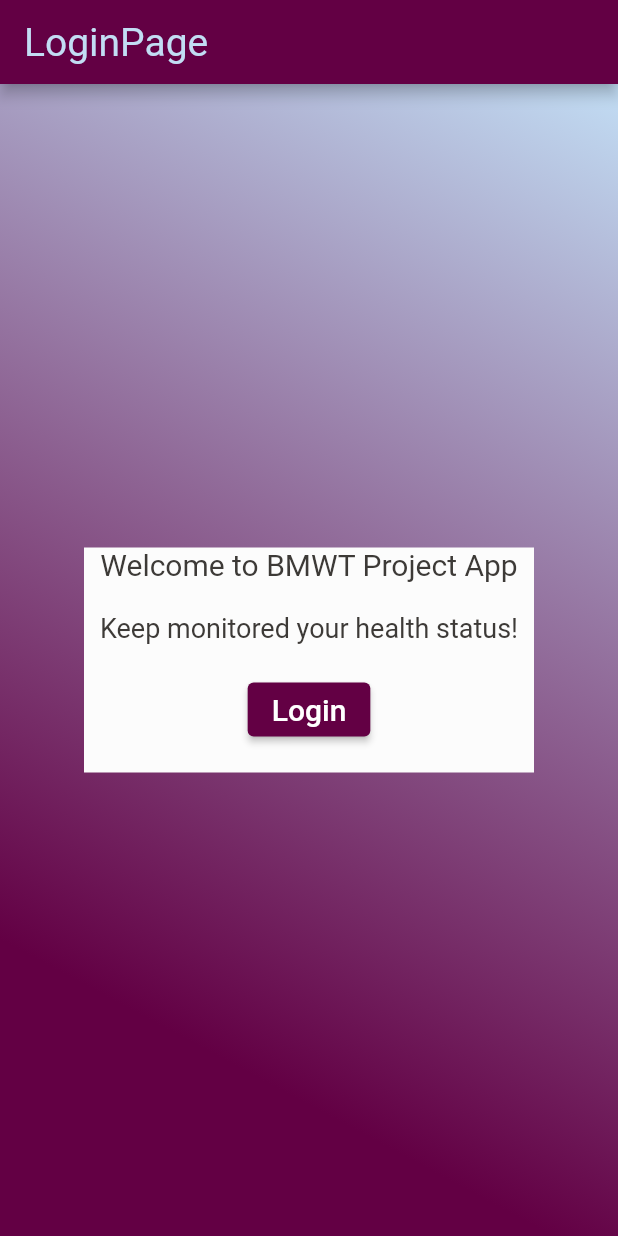
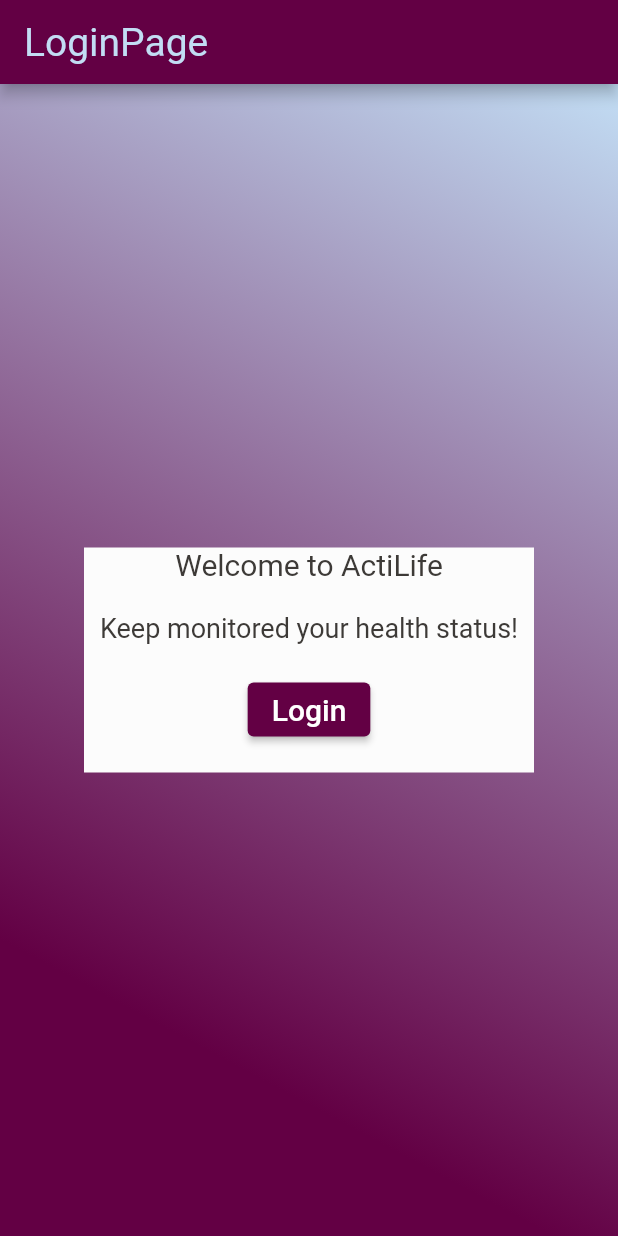
Before and after one commit to johett/bmwt_app, a Flutter app: the screen it shows after launch, on a phone screen of 412 x 824 dp. Run offline on Flutter 3.47's test engine with Material 2 defaults, Android fonts, the phone set to English and light mode, and no system bars; our stand-ins replace floor, material_design_icons_flutter, shared_preferences, sqflite, syncfusion_flutter_charts; missing offline and left inert: fitbitter; accounts and stored records are empty; generated files the repository leaves out were written again.

Commit message:
[main] last modifications

```diff
--- a/bmwt_app/lib/screens/changeHeartGoals.dart
+++ b/bmwt_app/lib/screens/changeHeartGoals.dart
@@ -83,6 +83,7 @@ class _ChangeHeartGoalsState extends State<ChangeHeartGoals> {
                           ),
                           ElevatedButton(
                               onPressed: () => saveAndQuit(),
+                              style: ElevatedButton.styleFrom(primary: Color.fromARGB(255, 99, 0, 68)),
                               child: Text("save and quit"))
                         ],
                       ),
--- a/bmwt_app/lib/screens/heartpage.dart
+++ b/bmwt_app/lib/screens/heartpage.dart
@@ -109,6 +109,7 @@ class Page extends StatelessWidget {
                         onPressed: () {
                           Navigator.pushNamed(context, ChangeHeartGoals.route);
                         },
+                        style: ElevatedButton.styleFrom(primary: Color.fromARGB(255, 99, 0, 68)),
                         child: Text('Change goals'))
                   ],
                   crossAxisAlignment: CrossAxisAlignment.center,
--- a/bmwt_app/lib/screens/loginpage.dart
+++ b/bmwt_app/lib/screens/loginpage.dart
@@ -57,7 +57,7 @@ class _LoginPageState extends State<LoginPage> {
                   color: Color.fromARGB(255, 252, 252, 252),
               child: Column(
                 children: [
-                  Text('Welcome to BMWT Project App',style: TextStyle(fontSize: 20),),
+                  Text('Welcome to ActiLife',style: TextStyle(fontSize: 20),),
                   SizedBox(
                     height:20,
                   ),
--- a/bmwt_app/lib/screens/userPage.dart
+++ b/bmwt_app/lib/screens/userPage.dart
@@ -100,7 +100,8 @@ class _UserPage extends State<UserPage> {
                                 'Your BMI is: ${(weight! / (height! * height!) * 10000).toStringAsFixed(2)}.')
                             : Text('Insert height and Weight to see your BMI'),
                         ElevatedButton(
-                            onPressed: () => saveAndQuit(), child: Text("save"))
+                            onPressed: () => saveAndQuit(), child: Text("save"),
+                            style: ElevatedButton.styleFrom(primary: Color.fromARGB(255, 99, 0, 68)))
                       ],
                     ),
                   ),
```
Also changed, not shown: bmwt_app/lib/screens/homepage.dart (+12 -6 lines).
